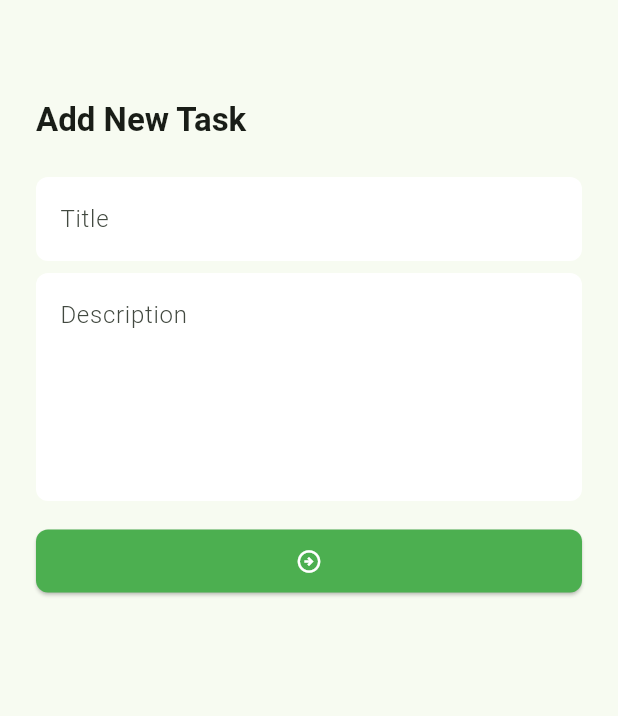
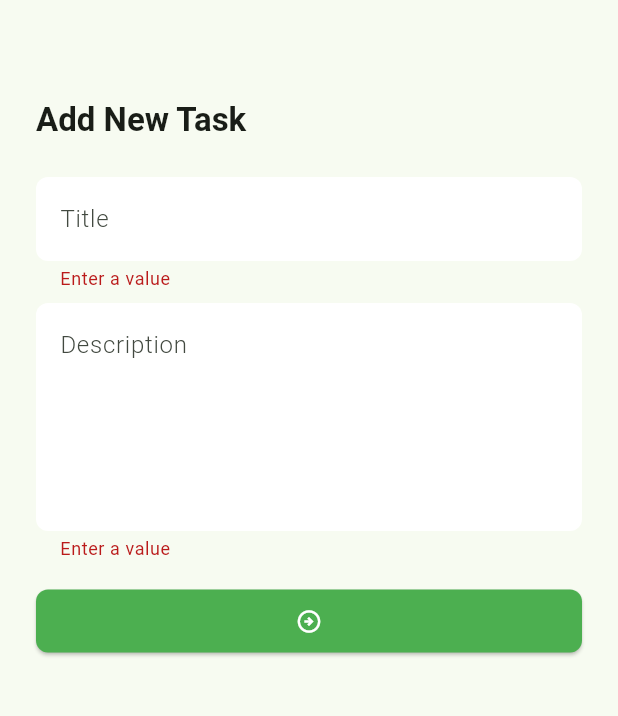
Before and after one commit to khandakerahsunhabib/task_manager, a Flutter app: the AddNewTaskScreen screen opened directly, after a tap on the "arrow circle right" icon, on a phone screen of 412 x 824 dp, the part 84-800 px from its top. Run offline on Flutter 3.47's test engine with Material 3 defaults, Android fonts, the phone set to English and light mode, and no system bars; our stand-ins replace flutter_svg, pin_code_fields, shared_preferences; accounts and stored records are empty.

Commit message:
Add new task and task list by status api implemented

```diff
--- a/lib/app.dart
+++ b/lib/app.dart
@@ -4,6 +4,8 @@ import 'package:task_manager/ui/utils/app_colors.dart';
 
 class TaskManagerApp extends StatefulWidget {
   const TaskManagerApp({super.key});
+
+  static GlobalKey<NavigatorState> navigatorKey = GlobalKey<NavigatorState>();
 
   @override
   State<TaskManagerApp> createState() => _TaskManagerAppState();
@@ -13,6 +15,7 @@ class _TaskManagerAppState extends State<TaskManagerApp> {
   @override
   Widget build(BuildContext context) {
     return MaterialApp(
+      navigatorKey: TaskManagerApp.navigatorKey,
       theme: ThemeData(
         colorSchemeSeed: AppColors.themeColor,
         textTheme: const TextTheme(),
--- a/lib/data/utils/urls.dart
+++ b/lib/data/utils/urls.dart
@@ -2,4 +2,6 @@ class Urls {
   static const String _baseUrl = 'http://35.73.30.144:2005/api/v1';
   static const String registration = '$_baseUrl/Registration';
   static const String login = '$_baseUrl/Login';
+  static const String addNewTask = '$_baseUrl/createTask';
+  static const String newTaskList = '$_baseUrl/listTaskByStatus/New';
 }
--- a/lib/ui/screens/add_new_task_screen.dart
+++ b/lib/ui/screens/add_new_task_screen.dart
@@ -1,4 +1,9 @@
 import 'package:flutter/material.dart';
+import 'package:task_manager/data/models/network_response.dart';
+import 'package:task_manager/data/services/network_caller.dart';
+import 'package:task_manager/data/utils/urls.dart';
+import 'package:task_manager/ui/widgets/centered_circular_progress_indicator.dart';
+import 'package:task_manager/ui/widgets/snackbar_message.dart';
 import 'package:task_manager/ui/widgets/tm_app_bar.dart';
 
 class AddNewTaskScreen extends StatefulWidget {
@@ -9,14 +14,31 @@ class AddNewTaskScreen extends StatefulWidget {
 }
 
 class _AddNewTaskScreenState extends State<AddNewTaskScreen> {
+  final TextEditingController _titleTEController = TextEditingController();
+  final TextEditingController _descriptionTEController =
+      TextEditingController();
+  final GlobalKey<FormState> _formkey = GlobalKey<FormState>();
+  bool _addNewTaskInProgress = false;
+  bool _shouldRefreshPreviousPage = false;
+
   @override
   Widget build(BuildContext context) {
     final themeData = Theme.of(context);
-    return Scaffold(
+    return PopScope(
+      canPop: false,
+      onPopInvokedWithResult: (didPop, result) {
+        if (didPop) {
+          return;
+        }
+        Navigator.pop(context, _shouldRefreshPreviousPage);
+      },
+      child: Scaffold(
         appBar: const TMAppBar(),
         body: SingleChildScrollView(
           child: Padding(
             padding: const EdgeInsets.all(24),
+            child: Form(
+              key: _formkey,
               child: Column(
                 crossAxisAlignment: CrossAxisAlignment.start,
                 children: [
@@ -33,32 +55,88 @@ class _AddNewTaskScreenState extends State<AddNewTaskScreen> {
                     height: 24,
                   ),
                   TextFormField(
+                    controller: _titleTEController,
+                    autovalidateMode: AutovalidateMode.onUserInteraction,
                     decoration: const InputDecoration(
                       hintText: 'Title',
                     ),
+                    validator: (String? value) {
+                      if (value!.trim().isEmpty ?? true) {
+                        return 'Enter a value';
+                      }
+                      return null;
+                    },
                   ),
                   const SizedBox(
                     height: 8,
                   ),
                   TextFormField(
+                    controller: _descriptionTEController,
+                    autovalidateMode: AutovalidateMode.onUserInteraction,
                     maxLines: 5,
                     decoration: const InputDecoration(
                       hintText: 'Description',
                     ),
+                    validator: (String? value) {
+                      if (value!.trim().isEmpty ?? true) {
+                        return 'Enter a value';
+                      }
+                      return null;
+                    },
                   ),
                   const SizedBox(
                     height: 16,
                   ),
-              ElevatedButton(
-                onPressed: () {},
+                  Visibility(
+                    visible: !_addNewTaskInProgress,
+                    replacement: CenteredCircularProgressIndicator(),
+                    child: ElevatedButton(
+                      onPressed: _onTapSubmitButton,
                       child: const Icon(
                         Icons.arrow_circle_right_outlined,
+                      ),
                     ),
                   ),
                 ],
               ),
             ),
           ),
+        ),
+      ),
     );
   }
+
+  void _onTapSubmitButton() {
+    if (_formkey.currentState!.validate()) {
+      _addNewTask();
     }
+  }
+
+  Future<void> _addNewTask() async {
+    _addNewTaskInProgress = true;
+    setState(() {});
+    Map<String, dynamic> requestBody = {
+      'title': _titleTEController.text.trim(),
+      'description': _descriptionTEController.text.trim(),
+      'status': 'New'
+    };
+    final NetworkResponse response = await NetworkCaller.postRequest(
+      url: Urls.addNewTask,
+      body: requestBody,
+    );
+    _addNewTaskInProgress = false;
+    setState(() {});
+    if (response.isSuccess) {
+      _shouldRefreshPreviousPage = true;
+      _clearTextFields();
+      showSnackBarMessage(context, 'New task added');
+    } else {
+      showSnackBarMessage(context, response.errorMessage, true);
+    }
+  }
+
+  void _clearTextFields() {
+    _titleTEController.clear();
+    _descriptionTEController.clear();
+  }
+}
--- a/lib/ui/screens/cancelled_task_screen.dart
+++ b/lib/ui/screens/cancelled_task_screen.dart
@@ -8,7 +8,7 @@ class CancelledTaskScreen extends StatelessWidget {
   Widget build(BuildContext context) {
     return ListView.separated(
       itemBuilder: (context, index) {
-        return const TaskCard();
+        // return const TaskCard();
       },
       separatorBuilder: (context, index) {
         return const SizedBox(
--- a/lib/ui/screens/completed_task_screen.dart
+++ b/lib/ui/screens/completed_task_screen.dart
@@ -8,7 +8,7 @@ class CompletedTaskScreen extends StatelessWidget {
   Widget build(BuildContext context) {
     return ListView.separated(
       itemBuilder: (context, index) {
-        return const TaskCard();
+        // return const TaskCard();
       },
       separatorBuilder: (context, index) {
         return const SizedBox(
--- a/lib/ui/screens/progress_task_screen.dart
+++ b/lib/ui/screens/progress_task_screen.dart
@@ -8,7 +8,7 @@ class ProgressTaskScreen extends StatelessWidget {
   Widget build(BuildContext context) {
     return ListView.separated(
       itemBuilder: (context, index) {
-        return const TaskCard();
+        // return const TaskCard();
       },
       separatorBuilder: (context, index) {
         return const SizedBox(
--- a/lib/ui/screens/sign_in_screen.dart
+++ b/lib/ui/screens/sign_in_screen.dart
@@ -3,6 +3,7 @@ import 'package:flutter/material.dart';
 import 'package:task_manager/data/models/network_response.dart';
 import 'package:task_manager/data/services/network_caller.dart';
 import 'package:task_manager/data/utils/urls.dart';
+import 'package:task_manager/ui/auth_controller/auth_controller.dart';
 import 'package:task_manager/ui/screens/forgot_password_email_screen.dart';
 import 'package:task_manager/ui/screens/main_bottom_navbar_screen.dart';
 import 'package:task_manager/ui/screens/sign_up_screen.dart';
@@ -185,6 +186,7 @@ class _SignInScreenState extends State<SignInScreen> {
     _inProgress = false;
     setState(() {});
     if (response.isSuccess) {
+      await AuthController.saveAccessToken(response.responseData['token']);
       Navigator.pushAndRemoveUntil(
         context,
         MaterialPageRoute(
--- a/lib/ui/widgets/tm_app_bar.dart
+++ b/lib/ui/widgets/tm_app_bar.dart
@@ -1,4 +1,5 @@
 import 'package:flutter/material.dart';
+import 'package:task_manager/ui/auth_controller/auth_controller.dart';
 import 'package:task_manager/ui/screens/profile_screen.dart';
 import 'package:task_manager/ui/screens/sign_in_screen.dart';
 import 'package:task_manager/ui/utils/app_colors.dart';
@@ -59,7 +60,8 @@ class TMAppBar extends StatelessWidget implements PreferredSizeWidget {
               ),
             ),
             IconButton(
-              onPressed: () {
+              onPressed: () async {
+                await AuthController.clearUserData();
                 Navigator.pushAndRemoveUntil(
                   context,
                   MaterialPageRoute(
```
Also changed, not shown: lib/data/models/task_list_model.dart (added, +18 -0 lines), lib/data/models/task_model.dart (added, +25 -0 lines), lib/data/services/network_caller.dart (+27 -5 lines), lib/ui/auth_controller/auth_controller.dart (+5 -5 lines), lib/ui/screens/new_task_screen.dart (+46 -4 lines), lib/ui/screens/splash_screen.dart (+12 -2 lines), lib/ui/widgets/task_card.dart (+9 -5 lines). Lines whose indentation alone changed are shown as unchanged.
